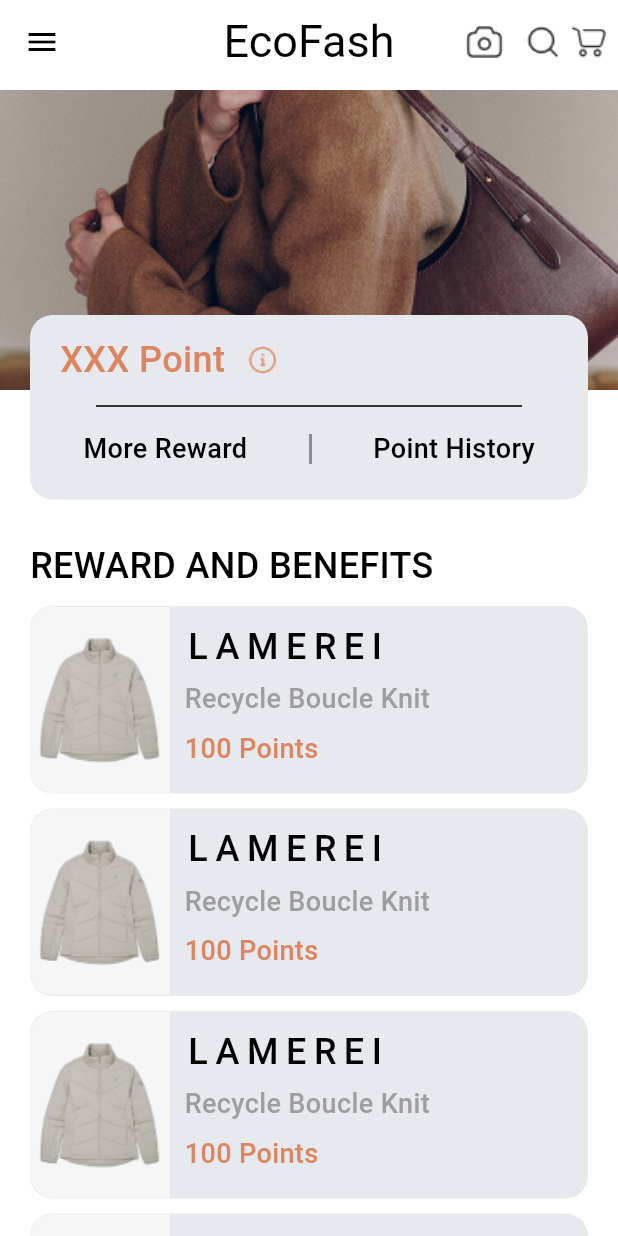
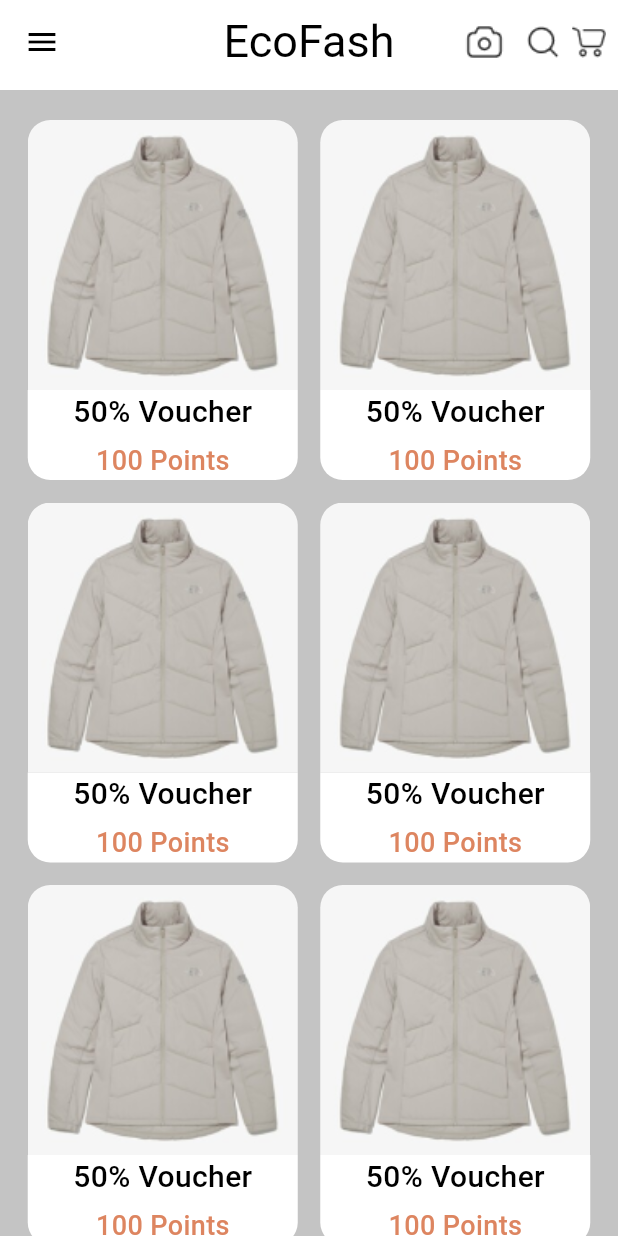
Before and after one commit to Qceww/EcoFash, a Flutter app: the screen it shows after launch, on a phone screen of 412 x 824 dp. Run offline on Flutter 3.47's test engine with Material 3 defaults, Android fonts, the phone set to English and light mode, and no system bars; our stand-ins replace google_fonts; missing offline and left inert: flutter_barcode_scanner, qr_code_scanner.

Commit message:
benerin dikit + tambahin more reward

```diff
--- a/lib/main.dart
+++ b/lib/main.dart
@@ -1,6 +1,7 @@
 import 'package:figma/pages/blog_detailed_view.dart';
 import 'package:figma/pages/blog_list_view.dart';
 import 'package:figma/pages/cart_page.dart';
+import 'package:figma/pages/more_reward.dart';
 import 'package:figma/pages/reward.dart';
 import 'package:figma/pages/signin_page.dart';
 
@@ -25,6 +26,6 @@
         debugShowCheckedModeBanner: false,
         title: 'Figma',
         theme: ThemeData(primarySwatch: Colors.blue),
-        home: const Reward());
+        home: const Morereward());
   }
 }
--- a/lib/pages/blog_list_view.dart
+++ b/lib/pages/blog_list_view.dart
@@ -199,8 +199,6 @@
                   ),
                 ),
 
-                const SizedBox(height: 40),
-
                 // ============================Footer===============================
                 Footer()
               ],
--- /dev/null
+++ b/lib/pages/more_reward.dart
@@ -0,0 +1,55 @@
+import 'package:figma/widgets/Ecofash_bar.dart';
+import 'package:figma/widgets/burger_menu.dart';
+import 'package:flutter/material.dart';
+import 'package:google_fonts/google_fonts.dart';
+import 'package:figma/widgets/Footer.dart';
+import 'package:figma/widgets/more_reward_widget.dart';
+
+class Morereward extends StatefulWidget {
+  const Morereward({Key? key}) : super(key: key);
+
+  @override
+  State<Morereward> createState() => _MorerewardState();
+}
+
+class _MorerewardState extends State<Morereward> {
+  @override
+  Widget build(BuildContext context) {
+    return Scaffold(
+      backgroundColor: Color.fromRGBO(196, 196, 196, 1),
+      drawer: Navbar(),
+      appBar: EcofashBar(),
+      body: SafeArea(
+        child: SingleChildScrollView(
+          child: Center(
+            child: Column(
+              mainAxisAlignment: MainAxisAlignment.center,
+              children: [
+                Padding(
+                  padding: const EdgeInsets.fromLTRB(0, 20, 0, 20),
+                  child: Wrap(
+                    spacing: 15,
+                    runSpacing: 15,
+                    runAlignment: WrapAlignment.center,
+                    children: [
+                      more_reward_widget(),
+                      more_reward_widget(),
+                      more_reward_widget(),
+                      more_reward_widget(),
+                      more_reward_widget(),
+                      more_reward_widget(),
+                    ],
+                  ),
+                ),
+                Container(
+                  color: Colors.white,
+                  child: Footer(),
+                ),
+              ],
+            ),
+          ),
+        ),
+      ),
+    );
+  }
+}
--- a/lib/pages/reward.dart
+++ b/lib/pages/reward.dart
@@ -52,7 +52,7 @@
                                 style: GoogleFonts.tenorSans(
                                   textStyle: const TextStyle(
                                     color: Color.fromRGBO(221, 133, 96, 1),
-                                    fontSize: 24,
+                                    fontSize: 20,
                                     fontWeight: FontWeight.w500,
                                   ),
                                 ),
@@ -86,7 +86,7 @@
                                 style: GoogleFonts.tenorSans(
                                   textStyle: const TextStyle(
                                     color: Colors.black,
-                                    fontSize: 18,
+                                    fontSize: 16,
                                     fontWeight: FontWeight.w500,
                                   ),
                                 ),
@@ -107,7 +107,7 @@
                                 style: GoogleFonts.tenorSans(
                                   textStyle: const TextStyle(
                                     color: Colors.black,
-                                    fontSize: 18,
+                                    fontSize: 16,
                                     fontWeight: FontWeight.w500,
                                   ),
                                 ),
@@ -128,7 +128,7 @@
                   style: GoogleFonts.tenorSans(
                     textStyle: const TextStyle(
                       color: Colors.black,
-                      fontSize: 24,
+                      fontSize: 20,
                       fontWeight: FontWeight.w500,
                     ),
                   ),
--- a/lib/widgets/Reward_Widget.dart
+++ b/lib/widgets/Reward_Widget.dart
@@ -18,8 +18,17 @@
         child: Row(
           mainAxisAlignment: MainAxisAlignment.start,
           children: [
-            Image(
-              image: AssetImage("images/Reward_image.png"),
+            Container(
+              height: 120,
+              width: 100,
+              decoration: BoxDecoration(
+                image: DecorationImage(
+                    fit: BoxFit.cover,
+                    image: AssetImage('images/Reward_image.png')),
+                borderRadius: BorderRadius.only(
+                    topLeft: Radius.circular(15),
+                    bottomLeft: Radius.circular(15)),
+              ),
             ),
             Padding(
               padding: const EdgeInsets.all(10),
@@ -31,7 +40,7 @@
                     style: GoogleFonts.tenorSans(
                       textStyle: const TextStyle(
                         color: Colors.black,
-                        fontSize: 24,
+                        fontSize: 20,
                         fontWeight: FontWeight.w500,
                         letterSpacing: 5,
                       ),
@@ -45,7 +54,7 @@
                     style: GoogleFonts.tenorSans(
                       textStyle: const TextStyle(
                         color: Colors.grey,
-                        fontSize: 18,
+                        fontSize: 16,
                         fontWeight: FontWeight.w500,
                       ),
                     ),
@@ -57,7 +66,7 @@
                     style: GoogleFonts.tenorSans(
                       textStyle: const TextStyle(
                         color: Color.fromRGBO(221, 133, 96, 1),
-                        fontSize: 18,
+                        fontSize: 16,
                         fontWeight: FontWeight.w500,
                       ),
                     ),
--- /dev/null
+++ b/lib/widgets/more_reward_widget.dart
@@ -0,0 +1,62 @@
+import 'package:flutter/material.dart';
+import 'package:google_fonts/google_fonts.dart';
+
+class more_reward_widget extends StatelessWidget {
+  const more_reward_widget({
+    super.key,
+  });
+
+  @override
+  Widget build(BuildContext context) {
+    return Column(
+      children: [
+        Container(
+          height: 180,
+          width: 180,
+          decoration: BoxDecoration(
+            image: DecorationImage(
+                fit: BoxFit.cover,
+                image: AssetImage('images/Reward_image.png')),
+            borderRadius: BorderRadius.only(
+                topLeft: Radius.circular(15), topRight: Radius.circular(15)),
+          ),
+        ),
+        Container(
+          height: 60,
+          width: 180,
+          decoration: BoxDecoration(
+            color: Colors.white,
+            borderRadius: BorderRadius.only(
+                bottomLeft: Radius.circular(15),
+                bottomRight: Radius.circular(15)),
+          ),
+          child: Column(
+            children: [
+              Text(
+                "50% Voucher",
+                style: GoogleFonts.tenorSans(
+                  textStyle: const TextStyle(
+                    color: Colors.black,
+                    fontSize: 20,
+                    fontWeight: FontWeight.w500,
+                  ),
+                ),
+              ),
+              SizedBox(height: 5),
+              Text(
+                "100 Points",
+                style: GoogleFonts.tenorSans(
+                  textStyle: const TextStyle(
+                    color: Color.fromRGBO(221, 133, 96, 1),
+                    fontSize: 18,
+                    fontWeight: FontWeight.w500,
+                  ),
+                ),
+              ),
+            ],
+          ),
+        ),
+      ],
+    );
+  }
+}
```
Also changed, not shown: images/Reward_image.png.
